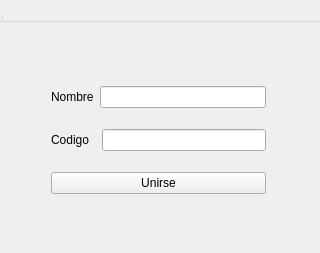
Old version of the form pantallaunirse.ui in the repository AndreyZartty/Scrabble.
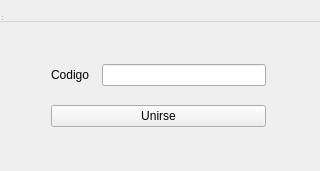
New version of the form.

```diff
--- a/pantallaunirse.ui
+++ b/pantallaunirse.ui
@@ -7,7 +7,7 @@
     <x>0</x>
     <y>0</y>
     <width>320</width>
-    <height>253</height>
+    <height>171</height>
    </rect>
   </property>
   <property name="windowTitle">
@@ -47,26 +47,12 @@
    <property name="geometry">
     <rect>
      <x>40</x>
-     <y>60</y>
+     <y>40</y>
      <width>237</width>
-     <height>161</height>
+     <height>111</height>
     </rect>
    </property>
    <layout class="QVBoxLayout" name="verticalLayout_2">
-    <item>
-     <layout class="QHBoxLayout" name="horizontalLayout_3">
-      <item>
-       <widget class="QLabel" name="label_3">
-        <property name="text">
-         <string>Nombre</string>
-        </property>
-       </widget>
-      </item>
-      <item>
-       <widget class="QLineEdit" name="lineEdit_2"/>
-      </item>
-     </layout>
-    </item>
     <item>
      <layout class="QHBoxLayout" name="horizontalLayout_2">
       <item>
```
